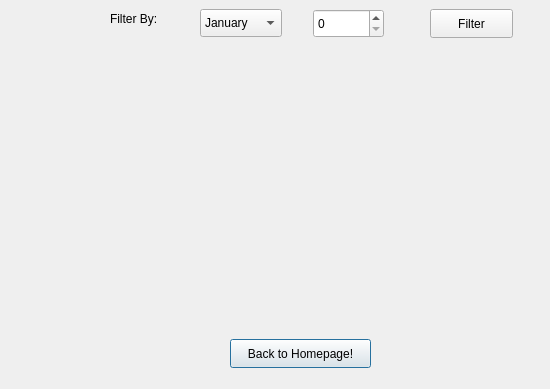
Above: analyzereport.ui from aasishhumagain/BudgetBuddy before the change; both pictures show x 0 to 550 and y 91 to 480 of the 640 by 480 pixel window. Below: the same form after it.
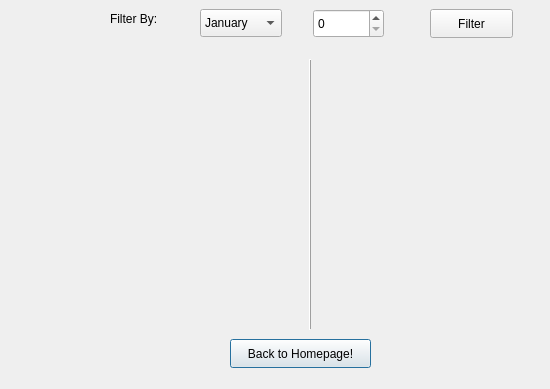
That is the form after the change.

Commit message: Updated Today (Still not working)

What changed in the file:
```diff
--- a/analyzereport.ui
+++ b/analyzereport.ui
@@ -26,16 +26,6 @@
     <string>Your Report Analysis</string>
    </property>
   </widget>
-  <widget class="QWidget" name="chartWidget" native="true">
-   <property name="geometry">
-    <rect>
-     <x>160</x>
-     <y>150</y>
-     <width>321</width>
-     <height>261</height>
-    </rect>
-   </property>
-  </widget>
   <widget class="QPushButton" name="buttonBack">
    <property name="geometry">
     <rect>
@@ -155,6 +145,22 @@
     <string>Filter</string>
    </property>
   </widget>
+  <widget class="QFrame" name="chartWidget">
+   <property name="geometry">
+    <rect>
+     <x>120</x>
+     <y>150</y>
+     <width>381</width>
+     <height>271</height>
+    </rect>
+   </property>
+   <property name="frameShape">
+    <enum>QFrame::Shape::VLine</enum>
+   </property>
+   <property name="frameShadow">
+    <enum>QFrame::Shadow::Raised</enum>
+   </property>
+  </widget>
  </widget>
  <resources/>
  <connections/>
```
The commit also changes 1 other file.
